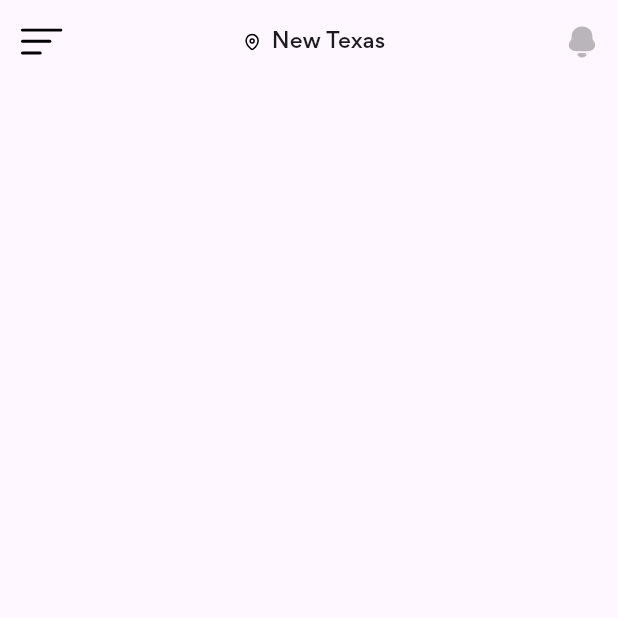
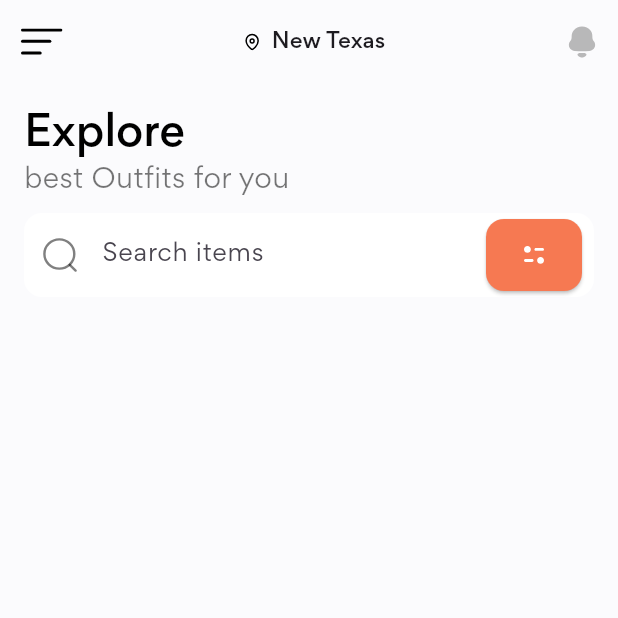
Before and after one commit to soltani-ard/shop_ui, a Flutter app: the screen it shows after launch, on a phone screen of 412 x 824 dp, the top half of it. Run offline on Flutter 3.47's test engine with Material 2 defaults, Android fonts, the phone set to English and light mode, and no system bars; our stand-ins replace flutter_svg.

Commit message:
add appbar & search

```diff
--- a/lib/main.dart
+++ b/lib/main.dart
@@ -1,4 +1,5 @@
 import 'package:flutter/material.dart';
+import 'package:shop_ui/constants.dart';
 import 'package:shop_ui/screens/home/home_screen.dart';
 
 void main() {
@@ -16,6 +17,7 @@ class MyApp extends StatelessWidget {
       title: 'Shop UI',
       theme: ThemeData(
         primarySwatch: Colors.blue,
+        scaffoldBackgroundColor: bgColor,
         fontFamily: 'Gordita',
         useMaterial3: true,
         textTheme: const TextTheme(
--- /dev/null
+++ b/lib/screens/home/components/search_form.dart
@@ -0,0 +1,47 @@
+import 'package:flutter/material.dart';
+import 'package:flutter_svg/flutter_svg.dart';
+import 'package:shop_ui/constants.dart';
+
+class SearchForm extends StatelessWidget {
+  const SearchForm({super.key});
+
+  @override
+  Widget build(BuildContext context) {
+    return Form(
+        child: TextFormField(
+          decoration: InputDecoration(
+            hintText: 'Search items',
+            filled: true,
+            fillColor: Colors.white,
+            border: buildOutlineInputBorder(),
+            enabledBorder: buildOutlineInputBorder(),
+            focusedBorder: buildOutlineInputBorder(),
+            prefixIcon: Padding(
+              padding: const EdgeInsets.all(12.0),
+              child: SvgPicture.asset("assets/icons/Search.svg"),
+            ),
+            suffixIcon: Padding(
+              padding: const EdgeInsets.symmetric(horizontal: defaultPadding/2),
+              child: SizedBox(
+                height: 48,
+                width: 64,
+                child: ElevatedButton(
+                  onPressed: () {},
+                  style:
+                  ElevatedButton.styleFrom(backgroundColor: primaryColor, shape: const RoundedRectangleBorder(borderRadius: BorderRadius.all(Radius.circular(defaultBorderRadius)))),
+                  child: SvgPicture.asset("assets/icons/Filter.svg",),
+                ),
+              ),
+            ),
+          ),
+        ));
+  }
+
+  OutlineInputBorder buildOutlineInputBorder() {
+    return const OutlineInputBorder(
+        borderRadius: BorderRadius.all(Radius.circular(defaultBorderRadius)),
+        borderSide: BorderSide.none
+    );
+  }
+
+}
--- a/lib/screens/home/home_screen.dart
+++ b/lib/screens/home/home_screen.dart
@@ -1,6 +1,7 @@
 import 'package:flutter/material.dart';
 import 'package:flutter_svg/flutter_svg.dart';
 import 'package:shop_ui/constants.dart';
+import 'package:shop_ui/screens/home/components/search_form.dart';
 
 class HomeScreen extends StatelessWidget {
   const HomeScreen({super.key});
@@ -11,19 +12,48 @@ class HomeScreen extends StatelessWidget {
       appBar: AppBar(
         backgroundColor: Colors.transparent,
         elevation: 0,
-        leading: IconButton(icon: SvgPicture.asset("assets/icons/menu.svg"), onPressed: (){}),
+        leading: IconButton(
+            icon: SvgPicture.asset("assets/icons/menu.svg"), onPressed: () {}),
         title: Row(
           mainAxisAlignment: MainAxisAlignment.center,
           children: [
             SvgPicture.asset("assets/icons/Location.svg"),
-            const SizedBox(width: defaultPadding / 2,),
-            Text("New Texas", style: Theme.of(context).textTheme.titleSmall,)
+            const SizedBox(
+              width: defaultPadding / 2,
+            ),
+            Text(
+              "New Texas",
+              style: Theme.of(context).textTheme.titleSmall,
+            )
           ],
         ),
         actions: [
-          IconButton(onPressed: (){}, icon: SvgPicture.asset("assets/icons/Notification.svg"))
+          IconButton(
+              onPressed: () {},
+              icon: SvgPicture.asset("assets/icons/Notification.svg"))
         ],
+      ),
+      body: Padding(
+        padding: const EdgeInsets.all(defaultPadding),
+        child: Column(
+          crossAxisAlignment: CrossAxisAlignment.start,
+          children: [
+            Text("Explore",
+                style: Theme.of(context).textTheme.headlineMedium!.copyWith(
+                    fontWeight: FontWeight.w500, color: Colors.black)),
+            const Text(
+              "best Outfits for you",
+              style: TextStyle(fontSize: 18),
+            ),
+            const Padding(
+              padding: EdgeInsets.symmetric(vertical: 8.0),
+              child: SearchForm(),
+            ),
+          ],
+        ),
       ),
     );
   }
+
+
 }
```
